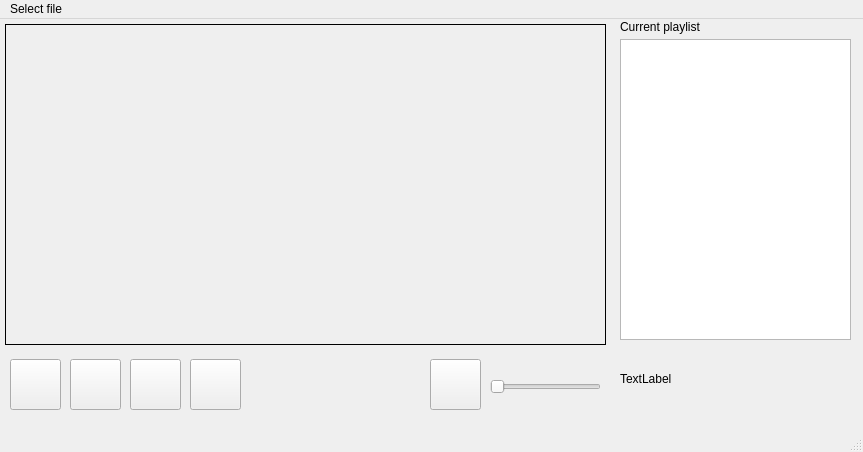
Old version of the form mainwindow.ui in the repository zlatilda/media_player.
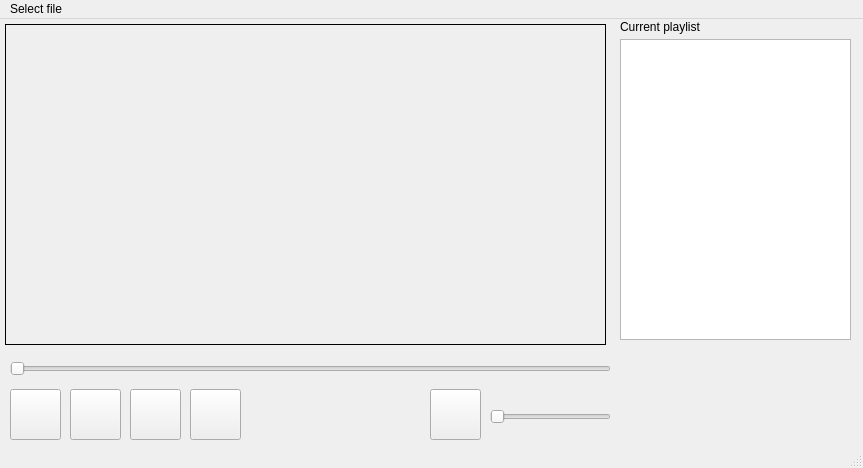
New version of the form.

```diff
--- a/mainwindow.ui
+++ b/mainwindow.ui
@@ -7,7 +7,7 @@
     <x>0</x>
     <y>0</y>
     <width>863</width>
-    <height>452</height>
+    <height>468</height>
    </rect>
   </property>
   <property name="windowTitle">
@@ -37,7 +37,7 @@
     <property name="geometry">
      <rect>
       <x>10</x>
-      <y>340</y>
+      <y>370</y>
       <width>51</width>
       <height>51</height>
      </rect>
@@ -50,7 +50,7 @@
     <property name="geometry">
      <rect>
       <x>70</x>
-      <y>340</y>
+      <y>370</y>
       <width>51</width>
       <height>51</height>
      </rect>
@@ -63,7 +63,7 @@
     <property name="geometry">
      <rect>
       <x>130</x>
-      <y>340</y>
+      <y>370</y>
       <width>51</width>
       <height>51</height>
      </rect>
@@ -76,7 +76,7 @@
     <property name="geometry">
      <rect>
       <x>190</x>
-      <y>340</y>
+      <y>370</y>
       <width>51</width>
       <height>51</height>
      </rect>
@@ -89,7 +89,7 @@
     <property name="geometry">
      <rect>
       <x>430</x>
-      <y>340</y>
+      <y>370</y>
       <width>51</width>
       <height>51</height>
      </rect>
@@ -102,8 +102,8 @@
     <property name="geometry">
      <rect>
       <x>490</x>
-      <y>360</y>
-      <width>111</width>
+      <y>390</y>
+      <width>121</width>
       <height>16</height>
      </rect>
     </property>
@@ -134,17 +134,17 @@
      <string>Current playlist</string>
     </property>
    </widget>
-   <widget class="QLabel" name="current">
+   <widget class="QSlider" name="horizontalSlider">
     <property name="geometry">
      <rect>
-      <x>620</x>
-      <y>350</y>
-      <width>231</width>
-      <height>20</height>
+      <x>10</x>
+      <y>340</y>
+      <width>601</width>
+      <height>19</height>
      </rect>
     </property>
-    <property name="text">
-     <string>TextLabel</string>
+    <property name="orientation">
+     <enum>Qt::Horizontal</enum>
     </property>
    </widget>
   </widget>
```
